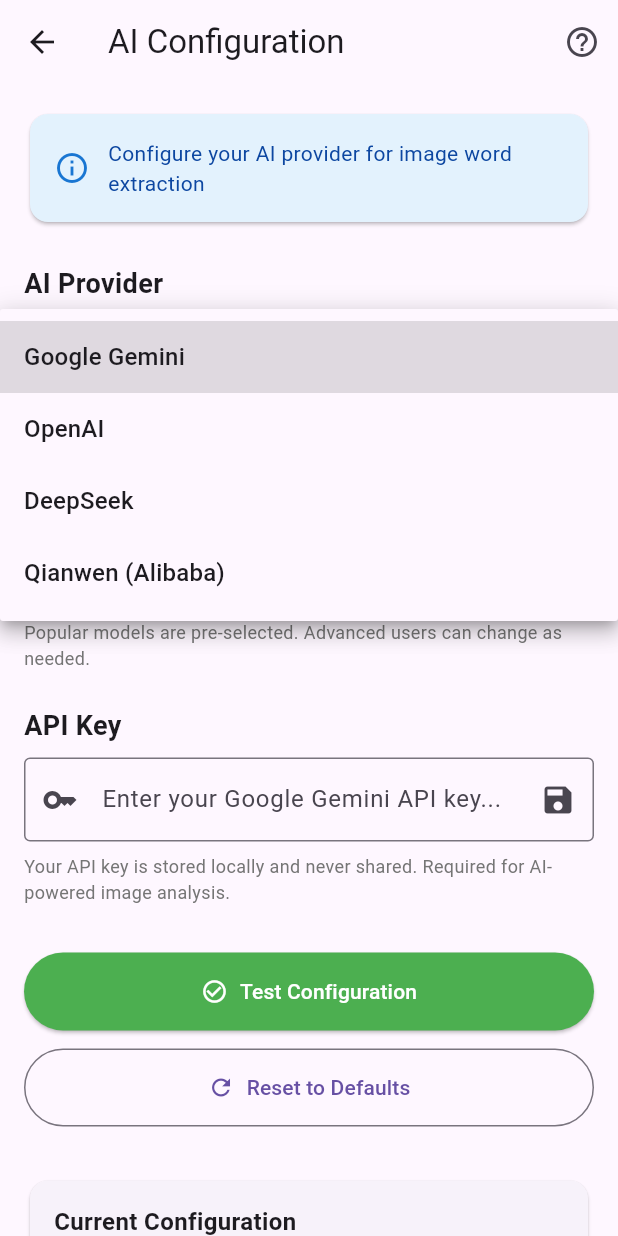
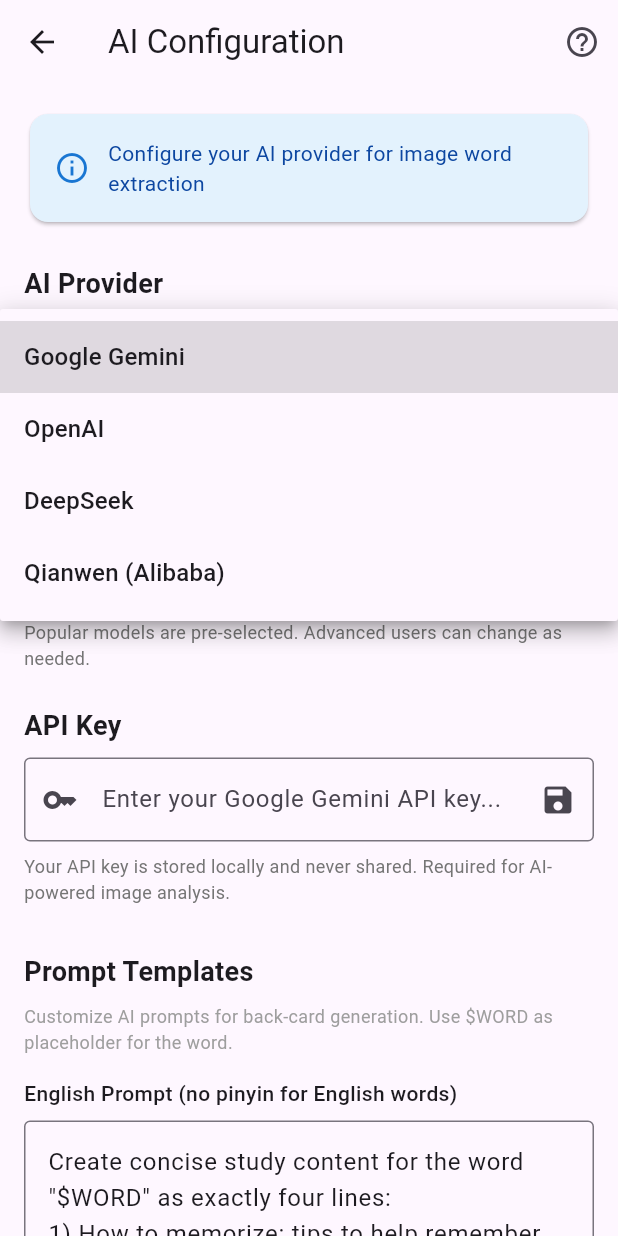
Before and after one commit to 816eric/FlutterSpell, a Flutter app: the AIConfigPage screen opened directly, after a tap on "Google Gemini", on a phone screen of 412 x 824 dp. Run offline on Flutter 3.47's test engine with Material 3 defaults, Android fonts, the phone set to English and light mode, and no system bars; our stand-ins replace flutter_tts, image_picker, shared_preferences; missing offline and left inert: dart:js_util, google_ml_kit; accounts and stored records are empty.

Commit message:
Add feature to customize the prompt in setting page

````diff
--- a/lib/screens/ai_config_page.dart
+++ b/lib/screens/ai_config_page.dart
@@ -15,6 +15,10 @@
   final _aiApiKeyController = TextEditingController();
   bool _isLoading = true;
 
+  // Prompt templates
+  final _promptEnglishController = TextEditingController();
+  final _promptChineseController = TextEditingController();
+
   @override
   void initState() {
     super.initState();
@@ -24,6 +28,8 @@
   @override
   void dispose() {
     _aiApiKeyController.dispose();
+    _promptEnglishController.dispose();
+    _promptChineseController.dispose();
     super.dispose();
   }
 
@@ -35,11 +41,20 @@
       final model = await aiService.getAiModel();
       final apiKey = await aiService.getAiApiKey();
 
+      // Load prompts (these already return defaults if custom is empty)
+      final englishPrompt = await aiService.getEnglishPrompt();
+      final chinesePrompt = await aiService.getChinesePrompt();
+
       setState(() {
         _aiProvider = provider;
         _aiModel = model;
         _aiApiKey = apiKey;
         _aiApiKeyController.text = apiKey;
+
+        // Pre-fill fields with prompts (either custom or default)
+        _promptEnglishController.text = englishPrompt;
+        _promptChineseController.text = chinesePrompt;
+
         _isLoading = false;
       });
     } catch (e) {
@@ -93,6 +108,20 @@
       ScaffoldMessenger.of(context).showSnackBar(
         const SnackBar(
           content: Text('API key saved successfully'),
+          backgroundColor: Colors.green,
+        ),
+      );
+    }
+  }
+
+  Future<void> _savePrompts() async {
+    final aiService = AIService();
+    await aiService.setEnglishPrompt(_promptEnglishController.text);
+    await aiService.setChinesePrompt(_promptChineseController.text);
+    if (mounted) {
+      ScaffoldMessenger.of(context).showSnackBar(
+        const SnackBar(
+          content: Text('Prompts saved successfully'),
           backgroundColor: Colors.green,
         ),
       );
@@ -340,6 +369,64 @@
                   ),
                   const SizedBox(height: 32),
 
+                  // Prompt Templates Section
+                  const Text(
+                    'Prompt Templates',
+                    style: TextStyle(
+                      fontSize: 18,
+                      fontWeight: FontWeight.bold,
+                    ),
+                  ),
+                  const SizedBox(height: 8),
+                  const Text(
+                    'Customize AI prompts for back-card generation. Use \$WORD as placeholder for the word.',
+                    style: TextStyle(fontSize: 12, color: Colors.grey),
+                  ),
+                  const SizedBox(height: 16),
+
+                  // English Prompt
+                  const Text(
+                    'English Prompt (no pinyin for English words)',
+                    style: TextStyle(fontWeight: FontWeight.w500),
+                  ),
+                  const SizedBox(height: 8),
+                  TextFormField(
+                    controller: _promptEnglishController,
+                    decoration: const InputDecoration(
+                      border: OutlineInputBorder(),
+                    ),
+                    maxLines: 8,
+                  ),
+                  const SizedBox(height: 16),
+
+                  // Chinese Prompt
+                  const Text(
+                    'Chinese Prompt (中文提示词 - includes pinyin)',
+                    style: TextStyle(fontWeight: FontWeight.w500),
+                  ),
+                  const SizedBox(height: 8),
+                  TextFormField(
+                    controller: _promptChineseController,
+                    decoration: const InputDecoration(
+                      border: OutlineInputBorder(),
+                    ),
+                    maxLines: 8,
+                  ),
+                  const SizedBox(height: 16),
+
+                  SizedBox(
+                    width: double.infinity,
+                    child: ElevatedButton.icon(
+                      onPressed: _savePrompts,
+                      icon: const Icon(Icons.save),
+                      label: const Text('Save Prompts'),
+                      style: ElevatedButton.styleFrom(
+                        padding: const EdgeInsets.symmetric(vertical: 16),
+                      ),
+                    ),
+                  ),
+                  const SizedBox(height: 32),
+
                   // Action Buttons
                   Row(
                     children: [
--- a/lib/screens/study_page.dart
+++ b/lib/screens/study_page.dart
@@ -510,10 +510,23 @@
                         ),
                         child: FittedBox(
                           fit: BoxFit.scaleDown,
-                          child: Text(
-                            card['text'] ?? '',
-                            style: const TextStyle(fontSize: 42, fontWeight: FontWeight.bold),
-                            textAlign: TextAlign.center,
+                          child: Column(
+                            mainAxisSize: MainAxisSize.min,
+                            children: [
+                              Text(
+                                card['text'] ?? '',
+                                style: const TextStyle(fontSize: 42, fontWeight: FontWeight.bold),
+                                textAlign: TextAlign.center,
+                              ),
+                              if (_revealed && _backCard != null && _backCard!.isNotEmpty) ...[
+                                const SizedBox(height: 8),
+                                Text(
+                                  _extractPinyin(_backCard!),
+                                  style: const TextStyle(fontSize: 20, color: Colors.grey),
+                                  textAlign: TextAlign.center,
+                                ),
+                              ],
+                            ],
                           ),
                         ),
                       ),
@@ -651,6 +664,35 @@
     );
   }
 
+  String _extractPinyin(String backCard) {
+    // Extract pinyin from the back card content
+    final lines = backCard.split(RegExp(r'[\r\n]+'));
+    for (final line in lines) {
+      final trimmed = line.trim();
+      if (trimmed.isEmpty) continue;
+      final lowerLine = trimmed.toLowerCase();
+      if (lowerLine.startsWith('pinyin:') || trimmed.startsWith('拼音：')) {
+        final colonIdx = trimmed.indexOf(':');
+        final colonCnIdx = trimmed.indexOf('：');
+        int cut = -1;
+        if (colonIdx >= 0 && colonCnIdx >= 0) {
+          cut = colonIdx < colonCnIdx ? colonIdx : colonCnIdx;
+        } else if (colonIdx >= 0) {
+          cut = colonIdx;
+        } else if (colonCnIdx >= 0) {
+          cut = colonCnIdx;
+        }
+        if (cut >= 0) {
+          final pinyin = trimmed.substring(cut + 1).trim();
+          if (pinyin.isNotEmpty && pinyin.toLowerCase() != 'n/a') {
+            return pinyin;
+          }
+        }
+      }
+    }
+    return ''; // Return empty if no pinyin found or N/A
+  }
+
   _BackSection? _extractLabeledLine(String line) {
     // Find first colon (English ':' or Chinese '：')
     final idx = line.indexOf(':');
@@ -670,9 +712,10 @@
     final labelLower = labelWithColon.toLowerCase();
 
     // Known English labels (case-insensitive) and Chinese labels (exact)
-    const knownCn = ['如何记忆：', '解释：', '相似词：', '例句：'];
+    const knownCn = ['拼音：', '如何记忆：', '解释：', '相似词：', '例句：'];
     final isKnownCn = knownCn.contains(labelWithColon);
     final isKnownEn = [
+      'pinyin:',
       'how to memorize:',
       'explanation:',
       'similar words:',
--- a/lib/services/ai_service.dart
+++ b/lib/services/ai_service.dart
@@ -72,6 +72,51 @@
     final prefs = await SharedPreferences.getInstance();
     await prefs.setString(_keyAiApiKey, apiKey);
     _cachedApiKey = apiKey;
+  }
+
+  // Custom prompt keys
+  static const String _keyPromptEnglish = 'ai_prompt_english';
+  static const String _keyPromptChinese = 'ai_prompt_chinese';
+
+  /// Get English prompt (returns custom or default)
+  Future<String> getEnglishPrompt() async {
+    final prefs = await SharedPreferences.getInstance();
+    final custom = prefs.getString(_keyPromptEnglish) ?? '';
+    if (custom.trim().isNotEmpty) return custom;
+    // Default English prompt (no pinyin for English words)
+    return 'Create concise study content for the word "\$WORD" as exactly four lines:\n'
+        '1) How to memorize: tips to help remember how to spell the word.\n'
+        '2) Explanation: 2-3 sentences.\n'
+        '3) Similar words: 2-3 similar/related words on one line, comma-separated.\n'
+        '4) Example: one sample sentence using the word.\n'
+        'Return plain text only: no Markdown, no bullets or symbols (#, *, -, •, ```). Use only these four titles — "How to memorize:", "Explanation:", "Similar words:", and "Example:" — and no other labels or headings. Keep under 1000 words.';
+  }
+
+  /// Get Chinese prompt (returns custom or default)
+  Future<String> getChinesePrompt() async {
+    final prefs = await SharedPreferences.getInstance();
+    final custom = prefs.getString(_keyPromptChinese) ?? '';
+    if (custom.trim().isNotEmpty) return custom;
+    // Default Chinese prompt
+    return '请为单词"\$WORD"生成简洁的学习内容，并严格按以下五行输出：\n'
+        '1) 拼音：给出该词的拼音（汉语罗马字）。\n'
+        '2) 如何记忆：提供记忆技巧。\n'
+        '3) 解释：2-3句简短中文释义, 和简短的英文解释。\n'
+        '4) 相似字：给出2-3个相似或相关字，使用中文或英文，逗号分隔在同一行。\n'
+        '5) 例句：给出一个包含该词的例句。\n'
+        '输出要求：仅限纯文本，不使用任何Markdown或符号（如#、*、-、•、```等）；允许且只允许以下五个固定标题："拼音：""如何记忆：""解释：""相似词：""例句："。不要使用其他任何标签或标题。整体不超过1000字。';
+  }
+
+  /// Set English prompt
+  Future<void> setEnglishPrompt(String prompt) async {
+    final prefs = await SharedPreferences.getInstance();
+    await prefs.setString(_keyPromptEnglish, prompt);
+  }
+
+  /// Set Chinese prompt
+  Future<void> setChinesePrompt(String prompt) async {
+    final prefs = await SharedPreferences.getInstance();
+    await prefs.setString(_keyPromptChinese, prompt);
   }
 
   /// Clear cache (call when settings change)
@@ -733,84 +778,43 @@
       throw Exception('API key is not configured. Please set it in Settings.');
     }
 
-    // Prepare prompt based on language, include memorization tip first and plain text constraints
-    String prompt;
+    // Prepare prompt based on language, get custom or default prompts
+    String promptTemplate;
     if (language == 'zh' || language == 'chinese') {
-      prompt = '请为单词“$word”生成简洁的学习内容，并严格按以下四行输出：\n'
-          '1) 如何记忆：提供记忆技巧。\n'
-          '2) 解释：2-3句简短释义。\n'
-          '3) 相似词：给出2-3个相似或相关词，使用中文或英文，逗号分隔在同一行。\n'
-          '4) 例句：给出一个包含该词的例句。\n'
-          '输出要求：仅限纯文本，不使用任何Markdown或符号（如#、*、-、•、```等）；允许且只允许以下四个固定标题：“如何记忆：”“解释：”“相似词：”“例句：”。不要使用其他任何标签或标题。整体不超过1000字。';
+      promptTemplate = await getChinesePrompt();
     } else {
-      prompt = 'Create concise study content for the word "$word" as exactly four lines:\n'
-          '1) How to memorize: tips to help remember how to spell the word.\n'
-          '2) Explanation: 2-3 sentences.\n'
-          '3) Similar words: 2-3 similar/related words on one line, comma-separated.\n'
-          '4) Example: one sample sentence using the word.\n'
-          'Return plain text only: no Markdown, no bullets or symbols (#, *, -, •, ```). Use only these four titles — "How to memorize:", "Explanation:", "Similar words:", and "Example:" — and no other labels or headings. Keep under 1000 words.';
+      promptTemplate = await getEnglishPrompt();
     }
+    // Replace $WORD placeholder with actual word
+    final prompt = promptTemplate.replaceAll('\$WORD', word);
 
     // Call appropriate provider
     // Debug info
     print('[AI BackCard] provider=$provider model=$model word="$word" language=$language');
     print('[AI BackCard] prompt:\n$prompt');
+
+    String response;
     switch (provider) {
       case 'gemini':
-        {
-          final r = await _generateBackCardGemini(prompt, model, apiKey);
-          return _sanitizeBackCard(r, word);
-        }
+        response = await _generateBackCardGemini(prompt, model, apiKey);
+        break;
       case 'openai':
-        {
-          final r = await _generateBackCardOpenAI(prompt, model, apiKey);
-          return _sanitizeBackCard(r, word);
-        }
+        response = await _generateBackCardOpenAI(prompt, model, apiKey);
+        break;
       case 'deepseek':
-        {
-          final r = await _generateBackCardDeepSeek(prompt, model, apiKey);
-          return _sanitizeBackCard(r, word);
-        }
+        response = await _generateBackCardDeepSeek(prompt, model, apiKey);
+        break;
       case 'qianwen':
-        {
-          final r = await _generateBackCardQianwen(prompt, model, apiKey);
-          return _sanitizeBackCard(r, word);
-        }
+        response = await _generateBackCardQianwen(prompt, model, apiKey);
+        break;
       default:
         throw Exception('Unsupported AI provider: $provider');
     }
+
+    return _sanitizeBackCard(response, word);
   }
 
-  String _sanitizeBackCard(String text, String word) {
-    if (text.isEmpty) return text;
-    String t = text;
-    // Remove code fences
-    t = t.replaceAll('```json', '');
-    t = t.replaceAll('```', '');
-    // Split lines and clean
-    final lines = t
-        .split(RegExp(r'[\r\n]+'))
-        .map((l) => l.trim())
-        .where((l) => l.isNotEmpty)
-        .map((l) {
-          // Drop markdown bullets and headings
-          l = l.replaceFirst(RegExp(r'^[#>*`\-\*•]+\s*'), '');
-          // Remove common headings like "Learning Card" or similar
-          if (RegExp(r'^(learning\s*card|card|词卡|学习卡)', caseSensitive: false).hasMatch(l)) {
-            return '';
-          }
-          return l;
-        })
-        .where((l) => l.isNotEmpty)
-        .toList();
-
-    // Join back to plain text
-    final cleaned = lines.join('\n');
-    return cleaned.trim();
-  }
-
-  /// Generate quiz question for a word
-  /// Returns JSON string with question, options, and correct answer
+  /// Generate quiz question using AI
   Future<Map<String, dynamic>> generateQuiz(String word, String language) async {
     final provider = await getAiProvider();
     final model = await getAiModel();
@@ -820,25 +824,14 @@
       throw Exception('API key is not configured. Please set it in Settings.');
     }
 
-    // Prepare prompt based on language
-    String prompt;
-    if (language == 'zh' || language == 'chinese') {
-      prompt = '为单词或短语\'$word\'生成一道选择题，格式如下JSON：\n'
-          '{\n'
-          '  "question": "问题描述",\n'
-          '  "options": ["选项A", "选项B", "选项C", "选项D"],\n'
-          '  "correct": 0\n'
-          '}\n'
-          '其中correct是正确答案的索引（0-3）。只返回JSON，不要其他文字。';
-    } else {
-      prompt = 'Generate a multiple choice quiz question for the word or phrase \'$word\' in this JSON format:\n'
+    // Prepare quiz prompt
+    final prompt = 'Generate a multiple choice quiz question for the word or phrase \'$word\' in this JSON format:\n'
         '{\n'
         '  "question": "Question text here",\n'
         '  "options": ["Option A", "Option B", "Option C", "Option D"],\n'
         '  "correct": 0\n'
         '}\n'
         'Where correct is the index (0-3) of the correct answer. Return ONLY valid JSON, no other text.';
-    }
 
     print('[AI Quiz] provider=$provider model=$model word="$word" language=$language');
     print('[AI Quiz] prompt:\n$prompt');
@@ -891,6 +884,33 @@
       print('[AI Quiz] Raw response: $response');
       throw Exception('Failed to parse quiz from AI response: $e');
     }
+  }
+
+  String _sanitizeBackCard(String text, String word) {
+    if (text.isEmpty) return text;
+    String t = text;
+    // Remove code fences
+    t = t.replaceAll('```json', '');
+    t = t.replaceAll('```', '');
+    // Split lines and clean
+    final lines = t
+        .split(RegExp(r'[\r\n]+'))
+        .map((l) => l.trim())
+        .where((l) => l.isNotEmpty)
+        .map((l) {
+          // Drop markdown bullets and headings
+          l = l.replaceFirst(RegExp(r'^[#>*`\-\*•]+\s*'), '');
+          // Remove common headings like "Learning Card" or similar
+          if (l.toLowerCase() == 'learning card' ||
+              l.toLowerCase() == 'study card' ||
+              l.toLowerCase() == word.toLowerCase()) {
+            return '';
+          }
+          return l;
+        })
+        .where((l) => l.isNotEmpty)
+        .toList();
+    return lines.join('\n');
   }
 
   /// Generate back card using Google Gemini
````
Lines whose indentation alone changed are shown as unchanged.
